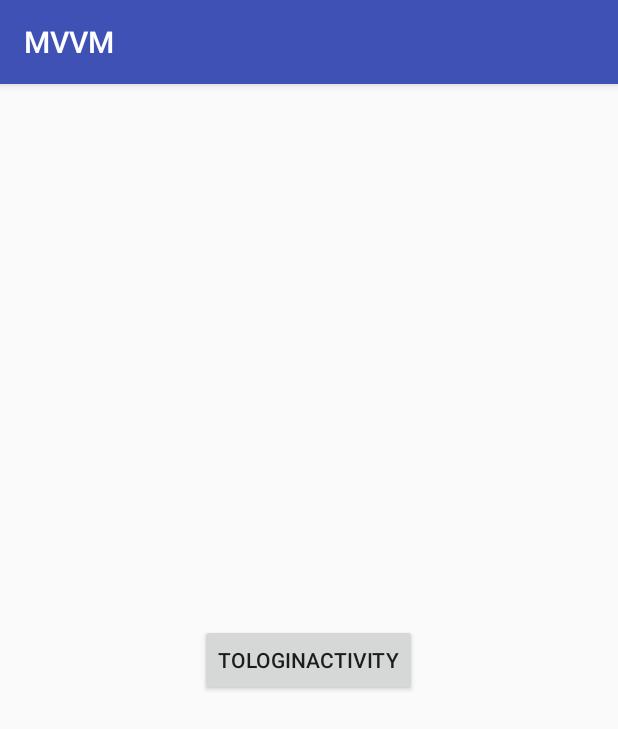
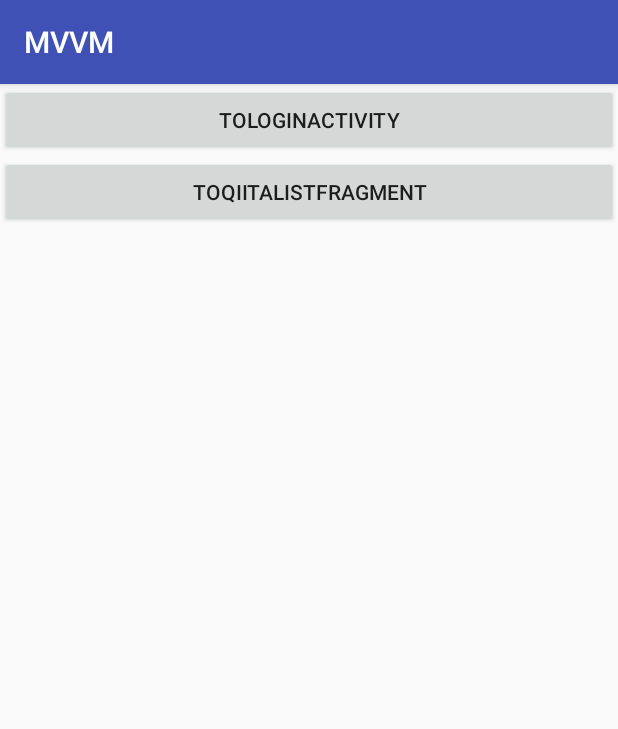
Before and after one commit to sudo5in5k/study_mvvm, an Android app: the screen it shows after launch (MainActivity), on a phone screen of 412 x 824 dp. Shown: the top 729 px of the screen. Run offline under Robolectric (Android 15) with nearby library versions, the phone set to English and light mode, and no system bars; our stand-ins replace Dagger/Hilt's generated code.

Commit message:
add Qiita API using rx and retrofit

```diff
--- a/app/build.gradle
+++ b/app/build.gradle
@@ -35,7 +35,7 @@ dependencies {
     implementation "android.arch.lifecycle:runtime:${versions.lifecycle}"
     implementation "android.arch.lifecycle:extensions:${versions.lifecycle}"
     implementation "com.squareup.retrofit2:retrofit:${versions.retrofit}"
-    implementation "com.squareup.retrofit2:adapter-rxjava2:${versions.retrofit}"
+    implementation "com.squareup.retrofit2:adapter-rxjava:${versions.retrofit}"
     implementation "com.squareup.retrofit2:converter-moshi:${versions.retrofit}"
     kapt 'android.arch.lifecycle:compiler:1.0.0'
 
--- a/app/src/main/AndroidManifest.xml
+++ b/app/src/main/AndroidManifest.xml
@@ -2,6 +2,7 @@
 <manifest xmlns:android="http://schemas.android.com/apk/res/android"
     package="com.example.sho.mvvm">
 
+    <uses-permission android:name="android.permission.INTERNET" />
     <application
         android:allowBackup="true"
         android:icon="@mipmap/ic_launcher"
@@ -17,6 +18,7 @@
             </intent-filter>
         </activity>
         <activity android:name=".rxkotlin.LoginActivity" />
+        <activity android:name=".rxkotlin.QiitaActivity" />
     </application>
 
 </manifest>
--- a/app/src/main/java/com/example/sho/mvvm/MainActivity.kt
+++ b/app/src/main/java/com/example/sho/mvvm/MainActivity.kt
@@ -6,12 +6,15 @@ import android.support.v7.app.AppCompatActivity
 import com.example.sho.mvvm.dagger.ChocolateCake
 import com.example.sho.mvvm.dagger.DaggerCakeComponent
 import com.example.sho.mvvm.rxkotlin.LoginActivity
+import com.example.sho.mvvm.rxkotlin.QiitaActivity
+import com.example.sho.mvvm.rxkotlin.QiitaListFragment
 import kotlinx.android.synthetic.main.activity_main.*
 import javax.inject.Inject
 
 class MainActivity : AppCompatActivity() {
 
-    @Inject lateinit var cake: ChocolateCake
+    @Inject
+    lateinit var cake: ChocolateCake
 
     override fun onCreate(savedInstanceState: Bundle?) {
         super.onCreate(savedInstanceState)
@@ -23,5 +26,10 @@ class MainActivity : AppCompatActivity() {
         to_login_activity.setOnClickListener {
             startActivity(Intent(this, LoginActivity::class.java))
         }
+
+        to_qiita_list_fragment.setOnClickListener {
+            startActivity(Intent(this, QiitaActivity::class.java))
+        }
+
     }
 }
--- a/app/src/main/res/layout/activity_main.xml
+++ b/app/src/main/res/layout/activity_main.xml
@@ -7,9 +7,16 @@
 
     <Button
         android:id="@+id/to_login_activity"
-        android:layout_width="wrap_content"
+        android:layout_width="match_parent"
+        android:layout_height="wrap_content"
+        android:text="toLoginActivity" />
+
+    <Button
+        android:layout_below="@id/to_login_activity"
+        android:id="@+id/to_qiita_list_fragment"
+        android:layout_width="match_parent"
         android:layout_height="wrap_content"
         android:layout_centerInParent="true"
-        android:text="toLoginActivity" />
+        android:text="toQiitaListFragment" />
 
 </RelativeLayout>
```
Also changed, not shown: app/src/main/java/com/example/sho/mvvm/rxkotlin/QiitaActivity.kt (added, +42 -0 lines), app/src/main/java/com/example/sho/mvvm/rxkotlin/QiitaListFragment.kt (added, +25 -0 lines), app/src/main/java/com/example/sho/mvvm/rxkotlin/retrofit/QiitaClient.kt (added, +23 -0 lines), app/src/main/java/com/example/sho/mvvm/rxkotlin/retrofit/QiitaItemResponse.kt (added, +9 -0 lines), app/src/main/java/com/example/sho/mvvm/rxkotlin/retrofit/QiitaItemService.kt (added, +14 -0 lines), app/src/main/res/layout/activity_qiita.xml (added, +11 -0 lines).
